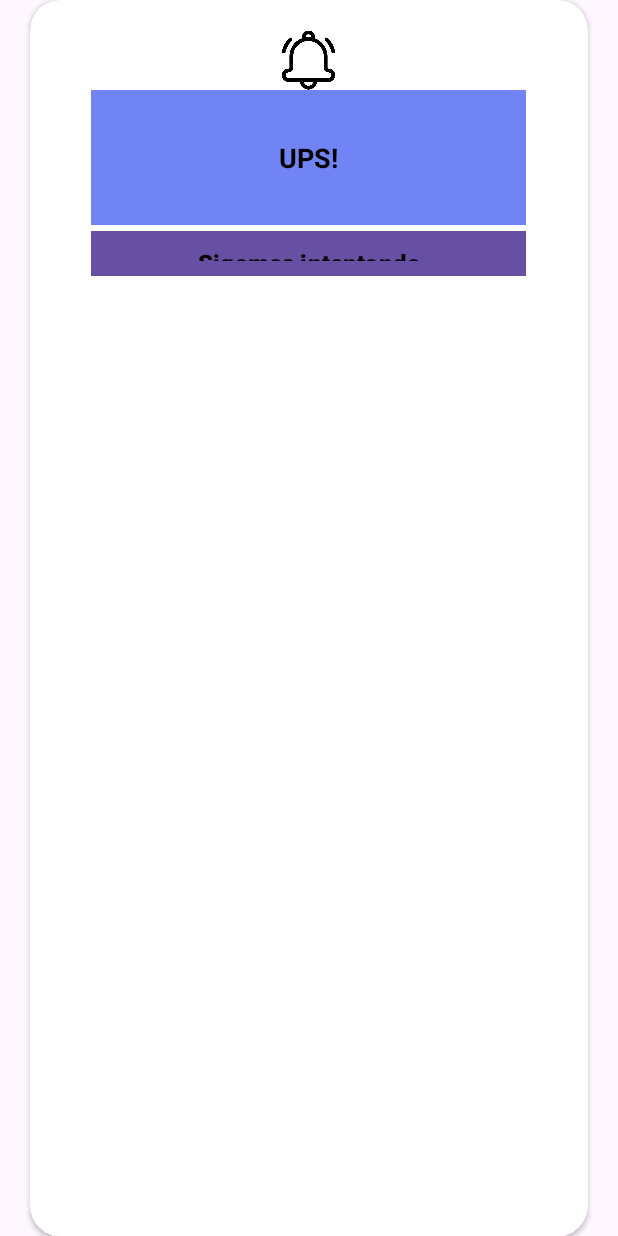
After one commit to jenjenro/R3D, an Android app built with Jetpack Compose: the layout dailog_ups.xml on its own in the app's theme, with its tools: preview values and no code run, on a phone screen of 412 x 824 dp. The commit adds this screen. Run offline under Robolectric (Android 15) with nearby library versions, the light colour scheme and no system bars; Roboto replaces fonts that are not available here.

Commit message:
Creación del dialog ups intento en varios layout activarlo- completo fail

```diff
--- /dev/null
+++ b/app/src/main/res/layout/dailog_ups.xml
@@ -0,0 +1,51 @@
+<?xml version="1.0" encoding="utf-8"?>
+<androidx.cardview.widget.CardView
+    xmlns:android="http://schemas.android.com/apk/res/android"
+    xmlns:app="http://schemas.android.com/apk/res-auto"
+    xmlns:tools="http://schemas.android.com/tools"
+    android:layout_width="match_parent"
+    android:layout_height="match_parent"
+    app:cardBackgroundColor="@color/white"
+    app:cardCornerRadius="20dp"
+    android:layout_marginHorizontal="20dp">
+
+    <LinearLayout
+        android:id="@+id/dailog_cap"
+        android:layout_width="match_parent"
+        android:layout_height="207dp"
+        android:gravity="center"
+        android:orientation="vertical"
+        android:padding="20dp">
+
+        <ImageView
+            android:id="@+id/imageView32"
+            android:layout_width="39dp"
+            android:layout_height="40dp"
+            app:srcCompat="@drawable/notificacion" />
+
+        <TextView
+            android:layout_width="290dp"
+            android:layout_height="90dp"
+            android:gravity="center"
+            android:text="UPS!"
+            android:background="#7184F5"
+            android:textColor="@color/black"
+            android:textSize="18sp"
+            android:textStyle="bold" />
+
+        <Button
+            android:id="@+id/sMessage"
+            android:layout_width="290dp"
+            android:layout_height="30dp"
+            android:layout_margin="4dp"
+            android:gravity="center"
+            android:text="Sigamos intentando"
+            android:background="#7184F5"
+            android:textColor="@color/black"
+            android:textSize="16sp"
+            android:textStyle="bold" />
+
+    </LinearLayout>
+
+
+</androidx.cardview.widget.CardView>
```
Also changed, not shown: app/src/main/AndroidManifest.xml (+18 -35 lines), app/src/main/java/com/test/r3d/ConexionActivity.kt (+34 -3 lines), app/src/main/java/com/test/r3d/Modulo2.kt (+2 -2 lines), app/src/main/java/com/test/r3d/Modulo3.kt (+2 -2 lines), app/src/main/java/com/test/r3d/Nivel1Activity.kt (+11 -1 lines), app/src/main/res/drawable-nodpi/notificacion.png (added).
